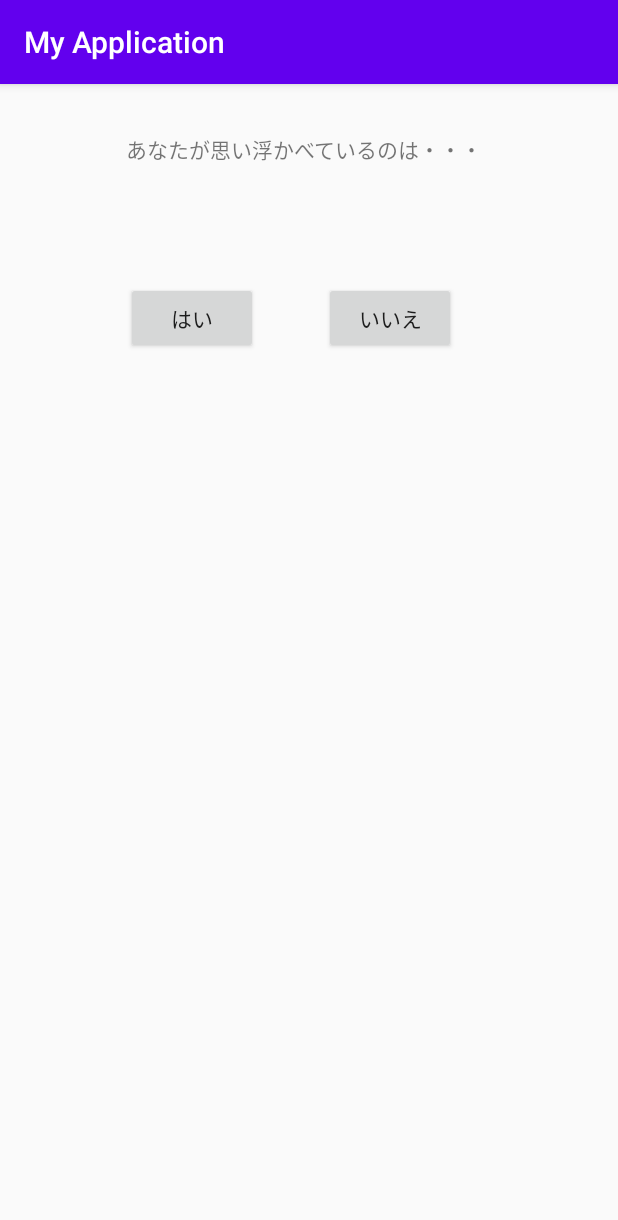
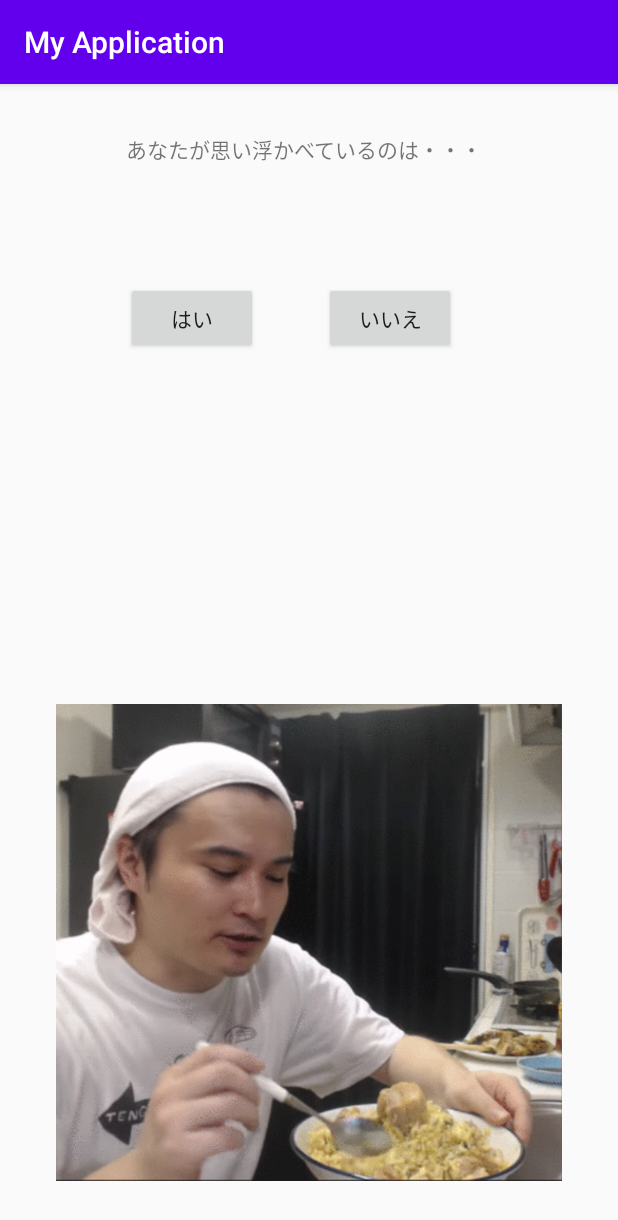
Before and after one commit to kena314/MyApplication, an Android app: the ResultScreenActivity screen opened directly, with no data from a screen before it, on a phone screen of 412 x 824 dp. Shown: the top 1220 px of the screen. Run offline under Robolectric (Android 15) with nearby library versions, the phone set to English and light mode, and no system bars; 2 statements that could not run were skipped.

Commit message:
結果画像の表示に成功
Signed-off-by: miyagawa <nmm23200@gmail.com>

```diff
--- a/app/src/main/java/com/example/myapplication/Data/AnswerPointData.java
+++ b/app/src/main/java/com/example/myapplication/Data/AnswerPointData.java
@@ -14,5 +14,6 @@ public class AnswerPointData implements Serializable {
     private int point;
     private String resultText;
     private QuestionType kakusinQuestionType;
+    private int imageId;
 
 }
--- a/app/src/main/java/com/example/myapplication/ResultScreenActivity.java
+++ b/app/src/main/java/com/example/myapplication/ResultScreenActivity.java
@@ -4,6 +4,7 @@ import androidx.appcompat.app.AppCompatActivity;
 
 import android.content.Intent;
 import android.os.Bundle;
+import android.widget.ImageView;
 import android.widget.TextView;
 
 import com.example.myapplication.Data.AnswerPointData;
@@ -18,5 +19,7 @@ public class ResultScreenActivity extends AppCompatActivity {
         AnswerPointData Ap = (AnswerPointData)getIntent().getSerializableExtra("Result");
         TextView textView = findViewById(R.id.result_text);
         textView.setText(Ap.getResultText());
+        ImageView imageView = findViewById(R.id.result_image);
+        imageView.setImageResource(Ap.getImageId());
     }
 }
--- a/app/src/main/res/layout/activity_result_screen.xml
+++ b/app/src/main/res/layout/activity_result_screen.xml
@@ -1,6 +1,5 @@
 <?xml version="1.0" encoding="utf-8"?>
-<androidx.constraintlayout.widget.ConstraintLayout
-    xmlns:android="http://schemas.android.com/apk/res/android"
+<androidx.constraintlayout.widget.ConstraintLayout xmlns:android="http://schemas.android.com/apk/res/android"
     xmlns:app="http://schemas.android.com/apk/res-auto"
     xmlns:tools="http://schemas.android.com/tools"
     android:layout_width="match_parent"
@@ -50,4 +49,14 @@
         android:text="@string/yes_button"
         app:layout_constraintStart_toStartOf="parent"
         app:layout_constraintTop_toTopOf="parent" />
+
+    <ImageView
+        android:id="@+id/result_image"
+        android:layout_width="337dp"
+        android:layout_height="359dp"
+        android:layout_marginBottom="16dp"
+        app:layout_constraintBottom_toBottomOf="parent"
+        app:layout_constraintEnd_toEndOf="parent"
+        app:layout_constraintStart_toStartOf="parent"
+        app:srcCompat="@drawable/cuisine" />
 </androidx.constraintlayout.widget.ConstraintLayout>
```
Also changed, not shown: app/src/main/java/com/example/myapplication/Data/AnswerPoint.java (+11 -10 lines), app/src/main/res/layout/activity_question_screen.xml (+0 -12 lines).
